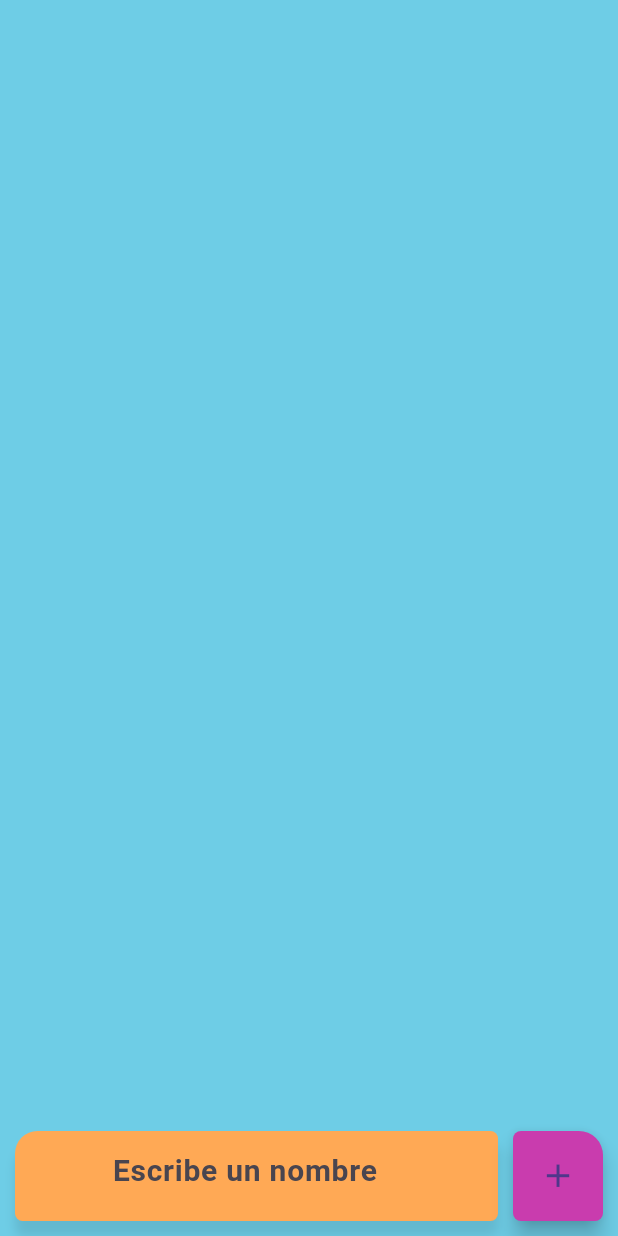
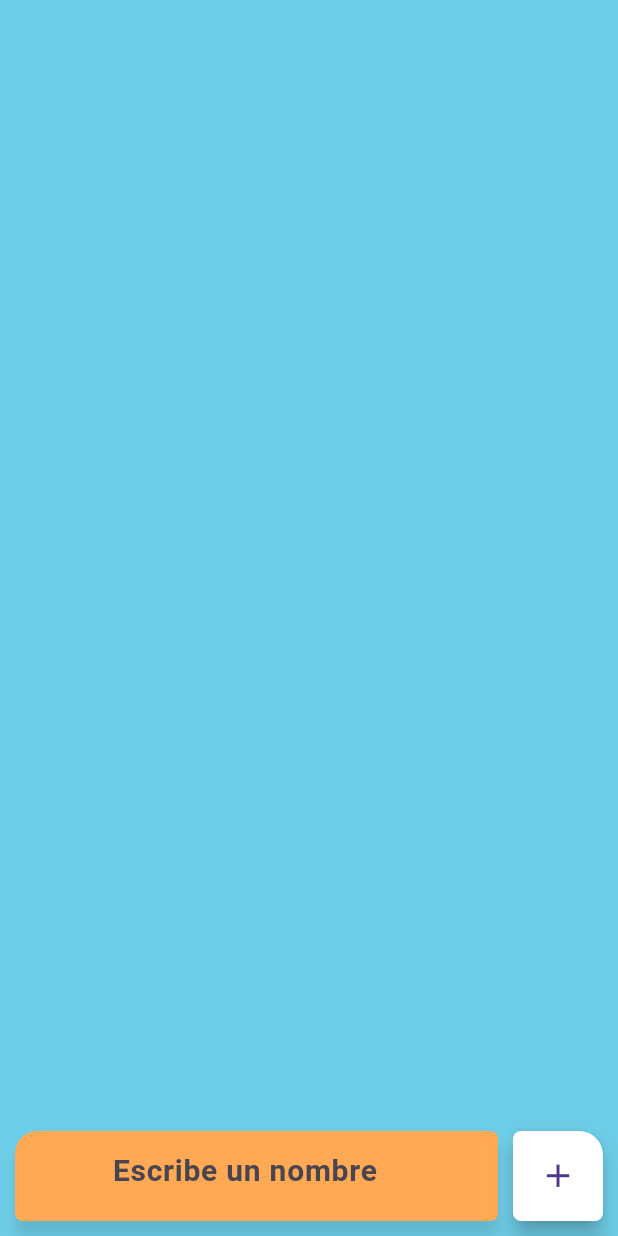
Before and after one commit to JulianOjea/triptolemus, a Flutter app: the screen it shows after launch, after a tap on the "add" icon, on a phone screen of 412 x 824 dp. Run offline on Flutter 3.47's test engine with Material 3 defaults, Android fonts, the phone set to English and light mode, and no system bars; our stand-ins replace get; missing offline and left inert: dart:ffi, keyboard_detection.

Commit message:
Update player view

```diff
--- a/lib/constants/colors.dart
+++ b/lib/constants/colors.dart
@@ -4,6 +4,6 @@ class AppColor {
   static const Color green = Color.fromRGBO(134, 222, 183, 1.000);
   static const Color orange = Color.fromRGBO(255, 169, 85, 1.000);
   static const Color blue = Color.fromRGBO(110, 205, 230, 1.000);
-  static const Color blue2 = Color.fromRGBO(36, 67, 75, 1);
-  static const Color red = Color.fromRGBO(201, 60, 174, 76);
+  static const Color blue2 = Color.fromRGBO(43, 85, 95, 1);
+  static const Color red = Color.fromRGBO(255, 255, 255, 1);
 }
--- a/lib/views/custom_question_view.dart
+++ b/lib/views/custom_question_view.dart
@@ -29,8 +29,15 @@ class CustomQuestionView extends StatelessWidget {
                 children: [
                   Expanded(
                     child: MainInputText(
-                        textController: textController,
-                        hintText: 'Escibe una pregunta'),
+                      textController: textController,
+                      hintText: 'Escibe una pregunta',
+                      borderRadius: const BorderRadius.only(
+                        topLeft: Radius.circular(15),
+                        topRight: Radius.circular(5),
+                        bottomLeft: Radius.circular(5),
+                        bottomRight: Radius.circular(5),
+                      ),
+                    ),
                   ),
                   Container(
                       margin:
@@ -40,7 +47,6 @@ class CustomQuestionView extends StatelessWidget {
                       child: ElevatedButton(
                         onPressed: () {
                           if (textController.text.isNotEmpty) {
-                            print("añadiose");
                             questionCtrl.addCustomQuestion(textController.text);
                             textController.text = "";
                           }
--- a/lib/views/players_view.dart
+++ b/lib/views/players_view.dart
@@ -4,8 +4,10 @@ import 'package:keyboard_detection/keyboard_detection.dart';
 import 'package:triptolemus/constants/colors.dart';
 import 'package:triptolemus/controllers/player_controller.dart';
 import 'package:triptolemus/controllers/questions_controller.dart';
+import 'package:triptolemus/models/player.dart';
 
 import 'package:triptolemus/widgets/main_input_text.dart';
+import 'package:triptolemus/widgets/players_view/play_button.dart';
 
 class PlayersView extends StatefulWidget {
   const PlayersView({super.key});
@@ -32,12 +34,12 @@ class _PlayersViewState extends State<PlayersView> {
 
   @override
   Widget build(BuildContext context) {
+    setState(() {});
     final playerCtrl = Get.put(PlayerController());
     final mainTextController = TextEditingController();
 
     return KeyboardDetection(
       controller: KeyboardDetectionController(onChanged: (value) {
-        print("it changed: $value");
         if (value == KeyboardState.visibling) {
           _iskeyboardVisible = false;
         } else if (value == KeyboardState.hidden) {
@@ -48,7 +50,9 @@ class _PlayersViewState extends State<PlayersView> {
       }),
       child: Scaffold(
         backgroundColor: AppColor.blue,
-        body: Column(
+        body: GestureDetector(
+          onTap: () => FocusManager.instance.primaryFocus?.unfocus(),
+          child: Column(
             children: [
               Expanded(
                 child: SingleChildScrollView(
@@ -60,20 +64,49 @@ class _PlayersViewState extends State<PlayersView> {
                           physics: const NeverScrollableScrollPhysics(),
                           itemCount: playerInputList.length,
                           itemBuilder: (_, int index) {
-                          return playerInputList[index];
+                            final item = playerInputList[index];
+                            return Dismissible(
+                              direction: DismissDirection.startToEnd,
+                              onDismissed: (direction) {
+                                playerInputList.removeAt(index);
+                              },
+                              key: Key(item.textController.text),
+                              background: Container(
+                                margin: const EdgeInsets.fromLTRB(
+                                    0, 10.0, 10.0, 0.0),
+                                color: AppColor.red,
+                                child: const Align(
+                                  alignment: Alignment.centerLeft,
+                                  child: Icon(
+                                    Icons.delete,
+                                    color: Colors.black,
+                                  ),
+                                ),
+                              ),
+                              child: Container(
+                                  margin: const EdgeInsets.fromLTRB(
+                                      10.0, 10.0, 10.0, 0.0),
+                                  child: playerInputList[index]),
+                            );
                           }),
                     ],
                   ),
                 ),
               ),
               Container(
-              margin: EdgeInsets.all(10.0),
+                margin: const EdgeInsets.all(10.0),
                 child: Row(
                   children: [
                     Flexible(
                       child: MainInputText(
                           textController: mainTextController,
-                        hintText: 'Escribe un nombre'),
+                          hintText: 'Escribe un nombre',
+                          borderRadius: const BorderRadius.only(
+                            topLeft: Radius.circular(15),
+                            topRight: Radius.circular(5),
+                            bottomLeft: Radius.circular(5),
+                            bottomRight: Radius.circular(5),
+                          )),
                     ),
                     const SizedBox(
                       width: 10,
@@ -93,10 +126,21 @@ class _PlayersViewState extends State<PlayersView> {
                             child: const Icon(Icons.add),
                             onPressed: () {
                               if (mainTextController.text.isNotEmpty) {
-                              playerInputList.add(MainInputText(
+                                playerCtrl.addPlayer(
+                                    Player(name: mainTextController.text));
+                                playerInputList.add(
+                                  MainInputText(
                                     textController: TextEditingController(
                                         text: mainTextController.text),
-                                  hintText: 'Escribe un nombre'));
+                                    hintText: 'Escribe un nombre',
+                                    borderRadius: const BorderRadius.only(
+                                      topLeft: Radius.circular(15),
+                                      topRight: Radius.circular(15),
+                                      bottomLeft: Radius.circular(15),
+                                      bottomRight: Radius.circular(15),
+                                    ),
+                                  ),
+                                );
                                 mainTextController.clear();
                               }
                               setState(() {});
@@ -106,46 +150,14 @@ class _PlayersViewState extends State<PlayersView> {
                   ],
                 ),
               ),
-            Container(
-              alignment: Alignment.bottomCenter,
-              child: !_iskeyboardVisible
-                  ? null
-                  : GestureDetector(
-                      onTap: () {
-                        List<MainInputText> playerNamesFiltered =
-                            playerInputList
-                                .where((playerInput) =>
-                                    playerInput.textController.text.isNotEmpty)
-                                .toList();
+              //TODO CONDITION
 
-                        List<String> playerNames = playerNamesFiltered
-                            .map((e) => e.textController.text)
-                            .toList();
-                        playerCtrl.resetPlayerList();
-                        playerCtrl.fillPlayerList(playerNames);
-                        Get.toNamed('/configuration');
-                      },
-                      child: Container(
-                        decoration: const BoxDecoration(
-                            color: AppColor.blue2,
-                            borderRadius: BorderRadius.only(
-                              topLeft: Radius.circular(5),
-                              topRight: Radius.circular(5),
-                              bottomLeft: Radius.circular(15),
-                              bottomRight: Radius.circular(15),
-                            )),
-                        margin: const EdgeInsets.all(10.0),
-                        width: double.infinity,
-                        height: 60,
-                        child: const Icon(
-                          Icons.arrow_right,
-                          size: 50,
-                          color: AppColor.orange,
+              if (_iskeyboardVisible)
+                PlayButton(
+                  playerInputList: this.playerInputList,
                 ),
+            ],
           ),
-                    ),
-            )
-          ],
         ),
       ),
     );
--- a/lib/widgets/main_input_text.dart
+++ b/lib/widgets/main_input_text.dart
@@ -6,11 +6,13 @@ import 'package:triptolemus/constants/colors.dart';
 class MainInputText extends StatelessWidget {
   final TextEditingController textController;
   final String hintText;
+  final BorderRadius borderRadius;
 
   const MainInputText({
     Key? key,
     required this.textController,
     required this.hintText,
+    required this.borderRadius,
   }) : super(key: key);
 
   @override
@@ -23,12 +25,7 @@ class MainInputText extends StatelessWidget {
       height: 60.0,
       decoration: BoxDecoration(
         color: AppColor.orange,
-        borderRadius: BorderRadius.only(
-          topLeft: Radius.circular(15),
-          topRight: Radius.circular(5),
-          bottomLeft: Radius.circular(5),
-          bottomRight: Radius.circular(5),
-        ),
+        borderRadius: borderRadius,
         boxShadow: <BoxShadow>[
           BoxShadow(
               color: Colors.black.withOpacity(0.10),
@@ -37,6 +34,9 @@ class MainInputText extends StatelessWidget {
         ],
       ),
       child: TextField(
+        onTap: () {
+          print("im taping");
+        },
         controller: textController,
         textAlign: TextAlign.center,
         style: const TextStyle(fontSize: 20.0, fontWeight: FontWeight.bold),
--- a/lib/widgets/request_container.dart
+++ b/lib/widgets/request_container.dart
@@ -1,6 +1,5 @@
 import 'package:flutter/material.dart';
 import 'package:get/get.dart';
-import 'package:provider/provider.dart';
 import 'package:triptolemus/constants/colors.dart';
 import 'package:triptolemus/controllers/player_controller.dart';
 import 'package:triptolemus/controllers/questions_controller.dart';
```
Also changed, not shown: lib/widgets/players_view/play_button.dart (added, +51 -0 lines). Lines whose indentation alone changed are shown as unchanged.
